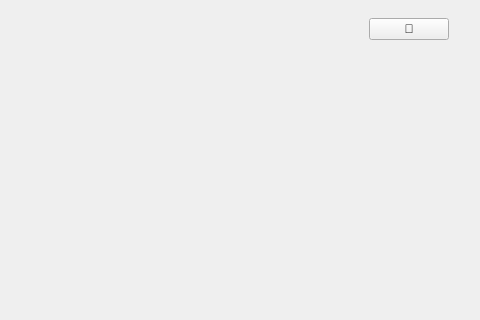
Above: app/ui/MainWindow.ui from AALLEXXX/smart-todo before the change; both pictures show x 864 to 1344 and y 0 to 320 of the 1344 by 840 pixel window. Below: the same form after it.
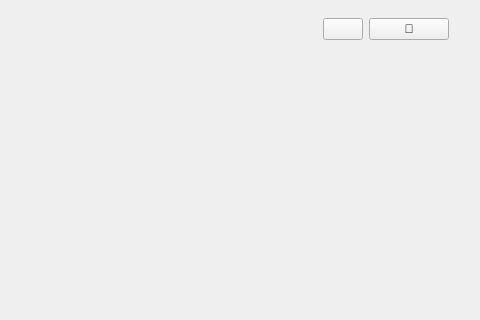
That is the form after the change.

Commit message: release settings: export/import data

```diff
--- a/app/ui/MainWindow.ui
+++ b/app/ui/MainWindow.ui
@@ -46,6 +46,13 @@
             </property>
           </widget>
         </item>
+        <item>
+          <widget class="QPushButton" name="settingsButton">
+            <property name="toolTip">
+              <string>Settings</string>
+            </property>
+          </widget>
+        </item>
         <item>
           <widget class="QPushButton" name="themeToggleButton">
             <property name="text"><string>🌙</string></property>
```
Left out of the diff: 1 changed line with no effect on the pictures. The commit also changes 17 other files.
